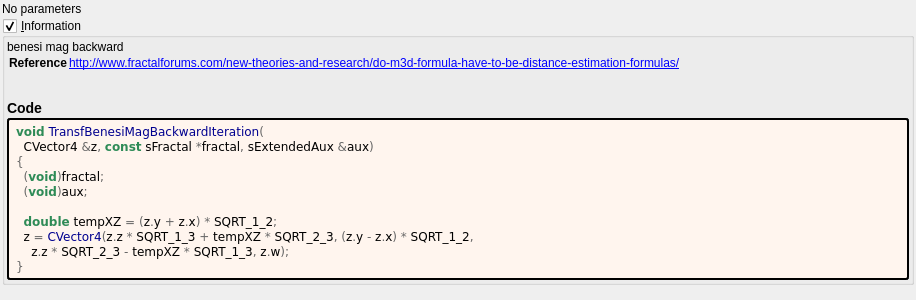
buddhi1980/mandelbulber2, file mandelbulber2/formula/ui/transf_benesi_mag_backward.ui: the form before one commit.
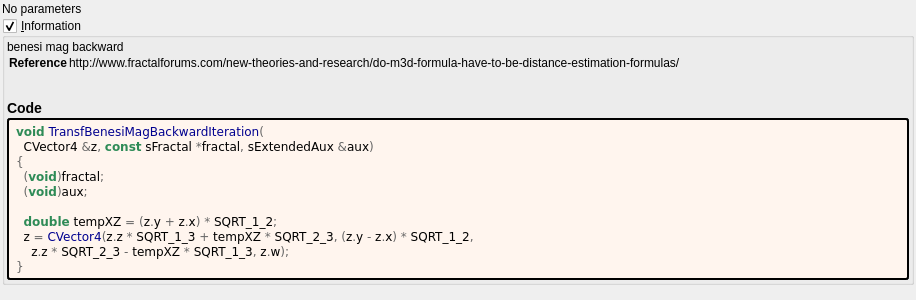
The form after the commit. Custom widgets are drawn as their Qt base class.

Commit message:
docs: show fractalforums.com formula references as text
fractalforums.com is only partly online; fractalforums.org keeps a read-only
copy and the active forum. The formula information boxes now show
fractalforums.com references (and the wrapped lines that continue them) as
plain text. The links that remain are closed with </a>, which the generator
never wrote. The formula/ui files are regenerated with
tools/populate_ui_information.py.

Patch:
```diff
--- a/mandelbulber2/formula/ui/transf_benesi_mag_backward.ui
+++ b/mandelbulber2/formula/ui/transf_benesi_mag_backward.ui
@@ -70,7 +70,7 @@
        <widget class="QLabel" name="label_information_general">
         <property name="text">
          <string notr="true">&lt;p&gt;benesi mag backward&lt;/p&gt;&lt;table&gt;
-&lt;tr&gt;&lt;th&gt;Reference&lt;/th&gt;&lt;td&gt;&lt;a href=&quot;http://www.fractalforums.com/new-theories-and-research/do-m3d-formula-have-to-be-distance-estimation-formulas/&quot;&gt;http://www.fractalforums.com/new-theories-and-research/do-m3d-formula-have-to-be-distance-estimation-formulas/&lt;br&gt;
+&lt;tr&gt;&lt;th&gt;Reference&lt;/th&gt;&lt;td&gt;http://www.fractalforums.com/new-theories-and-research/do-m3d-formula-have-to-be-distance-estimation-formulas/&lt;br&gt;
 &lt;/td&gt;&lt;/tr&gt;
 &lt;/table&gt;
 &lt;h3&gt;Code&lt;/h3&gt;</string>
```
The commit also changes 202 other files.
